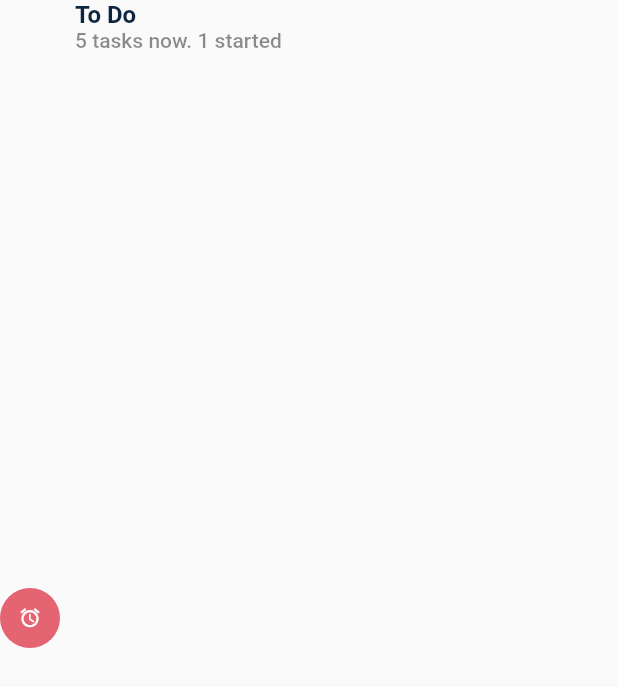
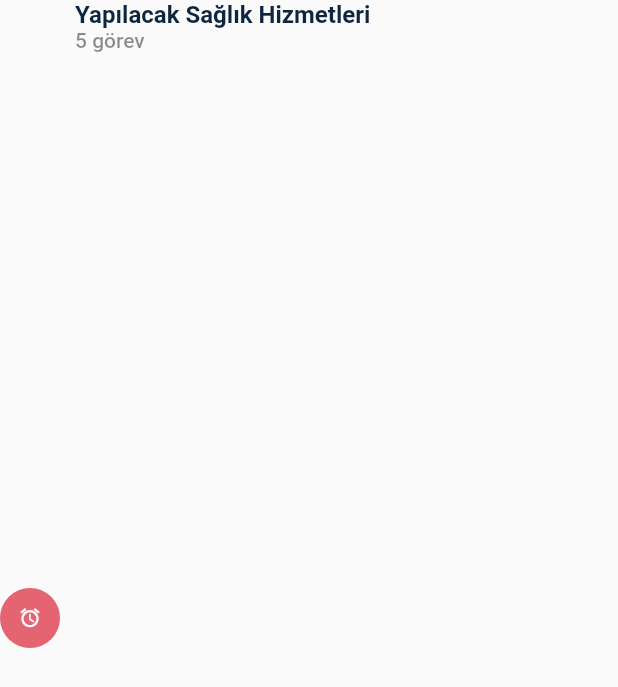
Before and after one commit to ndalyanlar/hemsirem, a Flutter app: the TaskColumn widget shown alone on an empty page, opened directly, on a phone screen of 412 x 824 dp. Shown: the top 687 px of the screen. Run offline on Flutter 3.47's test engine with Material 2 defaults, Android fonts, the phone set to English and light mode, and no system bars; our stand-ins replace cloud_firestore, firebase_auth, firebase_core, flutter_riverpod, percent_indicator; missing offline and left inert: cloud_firestore_web, firebase_auth_web, firebase_core_web; accounts and stored records are empty; Roboto replaces fonts that are missing (Poppins).

Commit message:
homepage update

```diff
--- a/lib/Screens/home_page.dart
+++ b/lib/Screens/home_page.dart
@@ -4,7 +4,7 @@ import 'package:percent_indicator/circular_percent_indicator.dart';
 import '../Widgets/top_container.dart';
 import '../Theme/colors/light_colors.dart';
 import '../widgets/active_project_card.dart';
-import '../widgets/task_column.dart';
+import '../Widgets/task_column.dart';
 
 import 'calendar_page.dart';
 
@@ -116,7 +116,7 @@ class HomePage extends StatelessWidget {
                             crossAxisAlignment: CrossAxisAlignment.center,
                             mainAxisAlignment: MainAxisAlignment.spaceBetween,
                             children: <Widget>[
-                              subheading('My Tasks'),
+                              subheading('Hizmetlerim'),
                               GestureDetector(
                                 onTap: () {
                                   Navigator.push(
@@ -129,28 +129,31 @@ class HomePage extends StatelessWidget {
                               ),
                             ],
                           ),
-                          SizedBox(height: 15.0),
+                          SizedBox(height: height * 0.005),
                           TaskColumn(
                             icon: Icons.alarm,
                             iconBackgroundColor: LightColors.kRed,
-                            title: 'To Do',
-                            subtitle: '5 tasks now. 1 started',
+                            title: 'Yapılacak Sağlık Hizmetleri',
+                            subtitle: '5 görev',
+                            onPressed: () {},
                           ),
-                          SizedBox(
-                            height: 15.0,
-                          ),
+                          SizedBox(height: height * 0.02),
                           TaskColumn(
                             icon: Icons.blur_circular,
                             iconBackgroundColor: LightColors.kDarkYellow,
-                            title: 'In Progress',
-                            subtitle: '1 tasks now. 1 started',
+                            title: 'Yapılmakta Olan Sağlık Hizmetleri',
+                            subtitle: '1 Görev',
+                            onPressed: () {},
                           ),
-                          SizedBox(height: 15.0),
-                          TaskColumn(
-                            icon: Icons.check_circle_outline,
-                            iconBackgroundColor: LightColors.kBlue,
-                            title: 'Done',
-                            subtitle: '18 tasks now. 13 started',
+                          SizedBox(height: height * 0.02),
+                          InkWell(
+                            child: TaskColumn(
+                              icon: Icons.check_circle_outline,
+                              iconBackgroundColor: LightColors.kBlue,
+                              title: 'Yapılmış Sağlık Hizmetleri',
+                              subtitle: '18 Görev',
+                              onPressed: () {},
+                            ),
                           ),
                         ],
                       ),
--- a/lib/Widgets/task_column.dart
+++ b/lib/Widgets/task_column.dart
@@ -5,12 +5,15 @@ class TaskColumn extends StatelessWidget {
   final Color iconBackgroundColor;
   final String title;
   final String subtitle;
+  final VoidCallback onPressed;
   TaskColumn({
+    Key? key,
     required this.icon,
     required this.iconBackgroundColor,
     required this.title,
     required this.subtitle,
-  });
+    required this.onPressed,
+  }) : super(key: key);
   @override
   Widget build(BuildContext context) {
     return Row(
```
